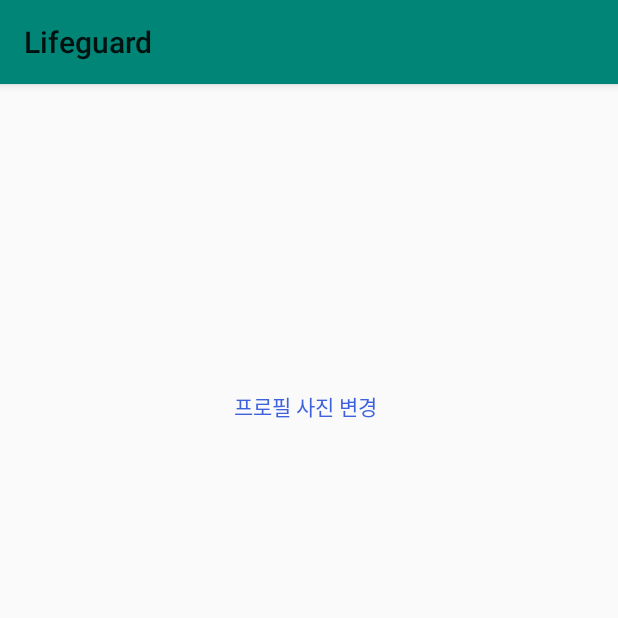
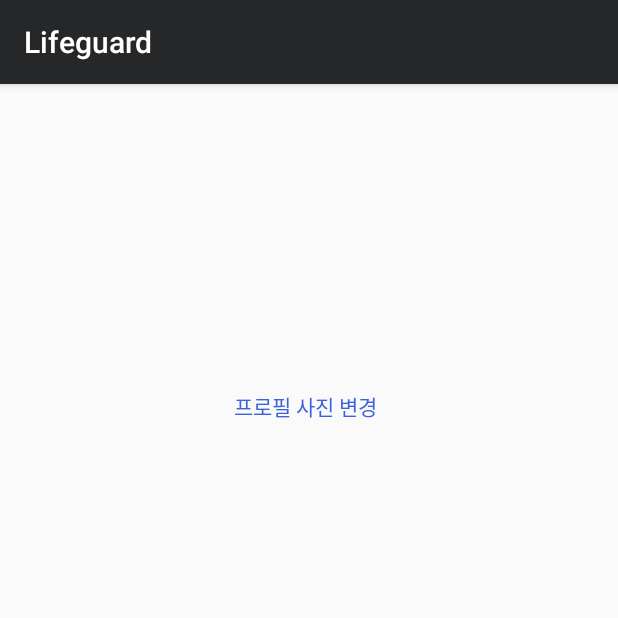
Before and after one commit to dlgockd54/Lifeguard, an Android app: the EditProfileActivity screen opened directly, with no data from a screen before it, on a phone screen of 412 x 824 dp, the top half of it. Run offline under Robolectric (Android 15) with nearby library versions, the phone set to English and light mode, and no system bars; 2 statements that could not run were skipped.

Commit message:
Change statusbar and toolbar color

```diff
--- a/app/src/main/java/com/example/hclee/lifeguard/MainActivity.kt
+++ b/app/src/main/java/com/example/hclee/lifeguard/MainActivity.kt
@@ -5,6 +5,7 @@ import android.content.Context
 import android.content.Intent
 import android.content.SharedPreferences
 import android.content.pm.PackageManager
+import android.graphics.Color
 import android.os.Build
 import android.support.v7.app.AppCompatActivity
 import android.os.Bundle
@@ -34,6 +35,10 @@ class MainActivity : AppCompatActivity() {
         Log.d(TAG, "onCreate()")
 
         mToolbar = (main_toolbar as Toolbar)
+
+//        if(Build.VERSION.SDK_INT >= Build.VERSION_CODES.LOLLIPOP) {
+//            window.statusBarColor = Color.rgb(255, 45, 48)
+//        }
 
         setSupportActionBar(mToolbar)
 
--- a/app/src/main/java/com/example/hclee/lifeguard/contacts/ContactsActivity.kt
+++ b/app/src/main/java/com/example/hclee/lifeguard/contacts/ContactsActivity.kt
@@ -1,6 +1,8 @@
 package com.example.hclee.lifeguard.contacts
 
 import android.content.Intent
+import android.graphics.Color
+import android.os.Build
 import android.support.v7.app.AppCompatActivity
 import android.os.Bundle
 import android.support.design.widget.NavigationView
@@ -51,6 +53,10 @@ class ContactsActivity : AppCompatActivity(), ContactsContract.View {
         setContentView(R.layout.activity_contacts)
 
         Log.d(TAG, "onCreate()")
+
+//        if(Build.VERSION.SDK_INT >= Build.VERSION_CODES.LOLLIPOP) {
+//            window.statusBarColor = Color.rgb(255, 45, 48)
+//        }
 
         init()
 
--- a/app/src/main/res/layout/activity_contacts.xml
+++ b/app/src/main/res/layout/activity_contacts.xml
@@ -21,6 +21,7 @@
             android:layout_width="wrap_content"
             android:layout_height="match_parent"
             android:layout_gravity="start"
+            android:background="@color/colorToolbar"
             app:menu="@menu/contacts_drawer_menu">
 
     </android.support.design.widget.NavigationView>
--- a/app/src/main/res/layout/toolbar.xml
+++ b/app/src/main/res/layout/toolbar.xml
@@ -3,7 +3,7 @@
         xmlns:app="http://schemas.android.com/apk/res-auto"
         android:layout_width="match_parent"
         android:layout_height="?attr/actionBarSize"
-        android:background="?attr/colorPrimary"
+        android:background="@color/colorToolbar"
         android:elevation="4dp"
         android:theme="@style/ThemeOverlay.AppCompat.ActionBar"
         app:popupTheme="@style/ThemeOverlay.AppCompat.Light"/>
--- a/app/src/main/res/values/colors.xml
+++ b/app/src/main/res/values/colors.xml
@@ -4,6 +4,8 @@
     <color name="colorPrimaryDark">#00574B</color>
     <color name="colorAccent">#D81B60</color>
     <color name="colorTabBackground">#ECEBEB</color>
-    <color name="colorToolbar">#1E1E1E</color>
+    <color name="colorToolbar">#252728</color>
     <color name="colorTabIndicator">#D24340</color>
+    <color name="colorStatusbar">#FF2D3031</color>
+    <color name="colorText">#FFFFFF</color>
 </resources>
--- a/app/src/main/res/values/styles.xml
+++ b/app/src/main/res/values/styles.xml
@@ -4,8 +4,9 @@
     <!--<style name="AppTheme" parent="Theme.AppCompat.Light.DarkActionBar">-->
     <style name="AppTheme" parent="Theme.AppCompat.Light.NoActionBar">
         <!-- Customize your theme here. -->
-        <item name="colorPrimary">@color/colorPrimary</item>
-        <item name="colorPrimaryDark">@color/colorPrimaryDark</item>
+        <item name="colorPrimary">@color/colorToolbar</item>
+        <item name="colorPrimaryDark">@color/colorStatusbar</item>
+        <item name="android:textColorPrimary">@color/colorText</item>
         <item name="colorAccent">@color/colorAccent</item>
     </style>
 
```
